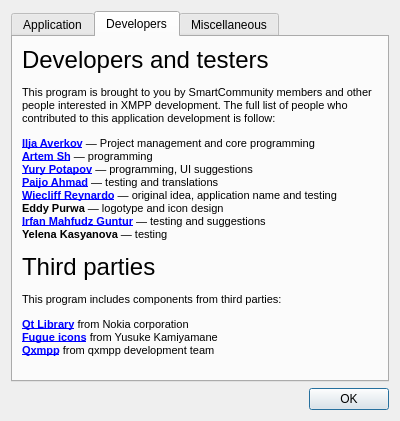
This is ui/aboutwindow.ui in WST/acid-pc as Qt 5 draws it before an edit. The edited form follows.
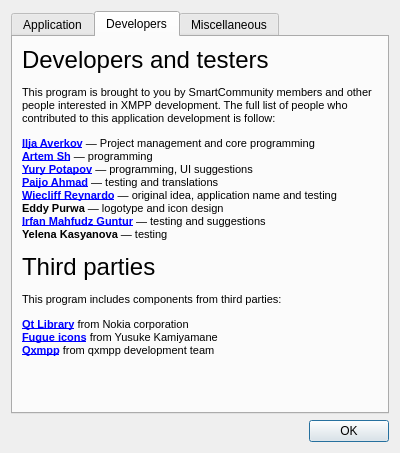
This is the edited form. Icons and pictures are not drawn.

The edit to the form file:
```diff
--- a/ui/aboutwindow.ui
+++ b/ui/aboutwindow.ui
@@ -10,7 +10,7 @@
     <x>0</x>
     <y>0</y>
     <width>400</width>
-    <height>421</height>
+    <height>453</height>
    </rect>
   </property>
   <property name="sizePolicy">
@@ -59,6 +59,24 @@
       <layout class="QVBoxLayout" name="verticalLayout_2">
        <item>
         <widget class="QLabel" name="label_2">
+         <property name="sizePolicy">
+          <sizepolicy hsizetype="Fixed" vsizetype="Fixed">
+           <horstretch>0</horstretch>
+           <verstretch>0</verstretch>
+          </sizepolicy>
+         </property>
+         <property name="minimumSize">
+          <size>
+           <width>360</width>
+           <height>0</height>
+          </size>
+         </property>
+         <property name="maximumSize">
+          <size>
+           <width>360</width>
+           <height>16777215</height>
+          </size>
+         </property>
          <property name="text">
           <string>&lt;!DOCTYPE HTML PUBLIC &quot;-//W3C//DTD HTML 4.0//EN&quot; &quot;http://www.w3.org/TR/REC-html40/strict.dtd&quot;&gt;
 &lt;html&gt;&lt;head&gt;&lt;meta name=&quot;qrichtext&quot; content=&quot;1&quot; /&gt;&lt;style type=&quot;text/css&quot;&gt;
```
Left out of the diff: 2 changed lines with no effect on the pictures.
